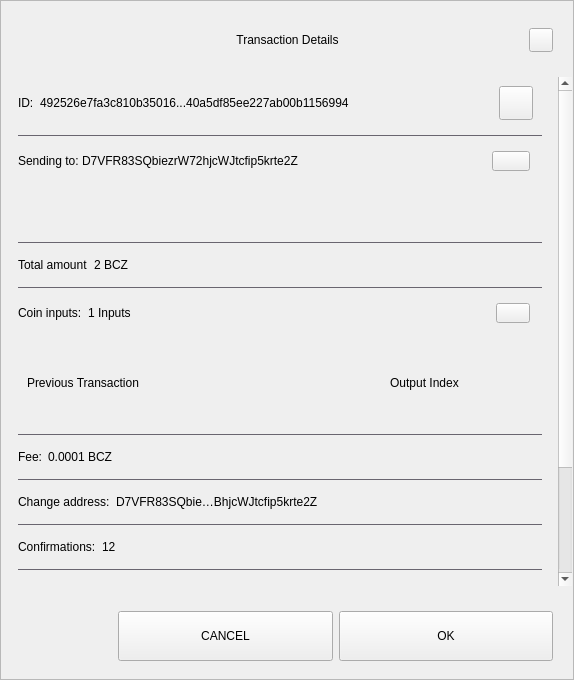
Qt form src/qt/bcz/forms/sendconfirmdialog.ui (SpecialCoins/den) before a commit.
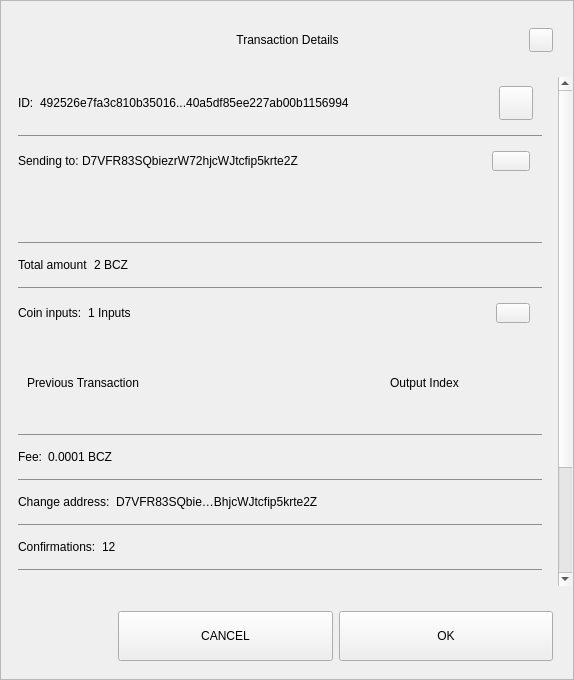
The same form after that commit.

The edit to the form file:
```diff
--- a/src/qt/bcz/forms/sendconfirmdialog.ui
+++ b/src/qt/bcz/forms/sendconfirmdialog.ui
@@ -327,7 +327,7 @@
                    </size>
                   </property>
                   <property name="styleSheet">
-                   <string notr="true">background-color:#69656F;</string>
+                   <string notr="true">background-color:#908c96;</string>
                   </property>
                   <property name="text">
                    <string/>
@@ -436,7 +436,7 @@
                    </size>
                   </property>
                   <property name="styleSheet">
-                   <string notr="true">background-color:#69656F;</string>
+                   <string notr="true">background-color:#908c96;</string>
                   </property>
                   <property name="text">
                    <string/>
@@ -481,7 +481,7 @@
                    </size>
                   </property>
                   <property name="styleSheet">
-                   <string notr="true">background-color:#69656F;</string>
+                   <string notr="true">background-color:#908c96;</string>
                   </property>
                   <property name="text">
                    <string/>
@@ -595,7 +595,7 @@
                    </size>
                   </property>
                   <property name="styleSheet">
-                   <string notr="true">background-color:#69656F;</string>
+                   <string notr="true">background-color:#908c96;</string>
                   </property>
                   <property name="text">
                    <string/>
@@ -640,7 +640,7 @@
                    </size>
                   </property>
                   <property name="styleSheet">
-                   <string notr="true">background-color:#69656F;</string>
+                   <string notr="true">background-color:#908c96;</string>
                   </property>
                   <property name="text">
                    <string/>
@@ -685,7 +685,7 @@
                    </size>
                   </property>
                   <property name="styleSheet">
-                   <string notr="true">background-color:#69656F;</string>
+                   <string notr="true">background-color:#908c96;</string>
                   </property>
                   <property name="text">
                    <string/>
@@ -730,7 +730,7 @@
                    </size>
                   </property>
                   <property name="styleSheet">
-                   <string notr="true">background-color:#69656F;</string>
+                   <string notr="true">background-color:#908c96;</string>
                   </property>
                   <property name="text">
                    <string/>
```
Left out of the diff: 4 changed lines with no effect on the pictures.
